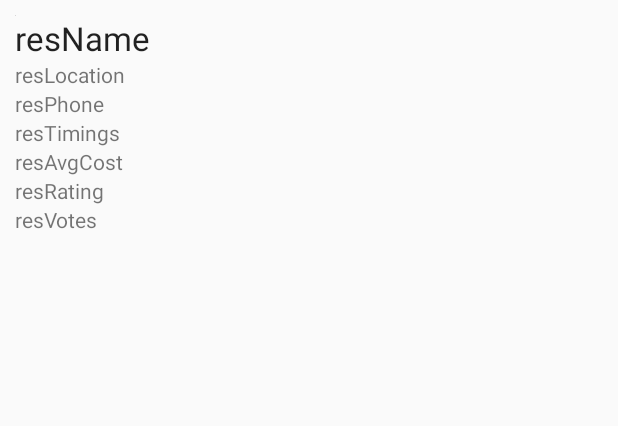
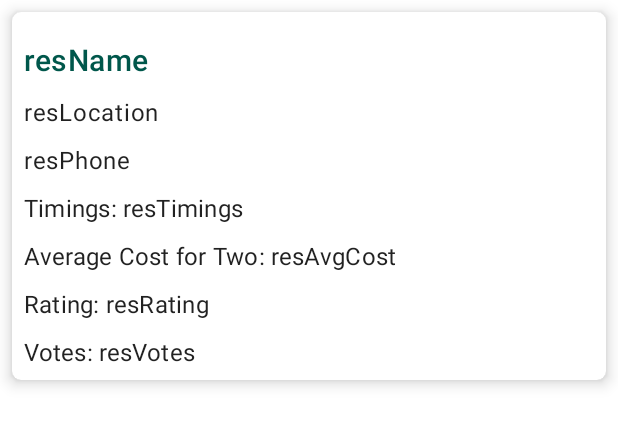
Before and after one commit to anjanakvellore/CaffeineOverflow264, an Android app: the layout restaurant_row.xml on its own in the app's theme, with its tools: preview values and no code run, on a phone screen of 412 x 824 dp. Shown: the top 426 px of the screen. Run offline under Robolectric (Android 15) with nearby library versions, the phone set to English and light mode, and no system bars.

```diff
--- a/app/build.gradle
+++ b/app/build.gradle
@@ -48,4 +48,6 @@ dependencies {
     implementation "androidx.cardview:cardview:1.0.0"
     implementation 'com.itextpdf:itextg:5.5.10'
 
+    implementation 'com.google.android.material:material:1.0.0-rc01'
+
 }
--- a/app/src/main/java/com/example/caffeineoverflow264/ui/nearby/SearchNearByAdapter.java
+++ b/app/src/main/java/com/example/caffeineoverflow264/ui/nearby/SearchNearByAdapter.java
@@ -33,7 +33,7 @@ public class SearchNearByAdapter extends RecyclerView.Adapter<SearchNearByAdapte
 
         ViewHolder(View itemView) {
             super(itemView);
-            imageresImg = itemView.findViewById(R.id.resImg);
+            //imageresImg = itemView.findViewById(R.id.resImg);
             txtresName = itemView.findViewById(R.id.resName);
             txtresLocation = itemView.findViewById(R.id.resLocation);
             txtresPhone = itemView.findViewById(R.id.resPhone);
@@ -56,10 +56,7 @@ public class SearchNearByAdapter extends RecyclerView.Adapter<SearchNearByAdapte
         //holder.tv.setText(program);
         //Picasso.get().load(BASE_URL+program.getPosterPath()).resize(300, 300).into(holder.imageView);
         holder.txtresName.setText(res.getRestaurantData().getName());
-        String location = res.getRestaurantData().getLocation().getAddress()+", "+
-                res.getRestaurantData().getLocation().getCity()+", "+
-                res.getRestaurantData().getLocation().getLocality()+", "+
-                res.getRestaurantData().getLocation().getZipCode();
+        String location = res.getRestaurantData().getLocation().getAddress();
         holder.txtresLocation.setText(location);
         holder.txtresPhone.setText(res.getRestaurantData().getPhoneNumbers());
         holder.txtresTimings.setText(res.getRestaurantData().getTimings());
--- a/app/src/main/res/layout/restaurant_row.xml
+++ b/app/src/main/res/layout/restaurant_row.xml
@@ -1,58 +1,153 @@
 <?xml version="1.0" encoding="utf-8"?>
-<LinearLayout xmlns:android="http://schemas.android.com/apk/res/android"
+
+<androidx.cardview.widget.CardView
+    xmlns:android="http://schemas.android.com/apk/res/android"
     xmlns:tools="http://schemas.android.com/tools"
     android:layout_width="match_parent"
     android:layout_height="wrap_content"
-    android:orientation="vertical"
-    android:padding="10dp" >
+    xmlns:app="http://schemas.android.com/apk/res-auto"
+    android:layout_margin="8dp"
+    app:cardCornerRadius="6dp"
+    app:cardElevation="6dp">
 
-    <ImageView
+
+    <LinearLayout
+        android:layout_width="match_parent"
+        android:layout_height="wrap_content"
+        android:padding="8dp"
+        android:orientation="vertical">
+
+        <!--<ImageView
             android:id="@+id/resImg"
             android:layout_width="wrap_content"
             android:layout_height="wrap_content"
-        tools:srcCompat="@tools:sample/avatars" />
+            tools:srcCompat="@tools:sample/avatars" />-->
 
         <TextView
             android:id="@+id/resName"
             android:layout_width="wrap_content"
             android:layout_height="wrap_content"
             android:text="resName"
-        android:textAppearance="@style/TextAppearance.AppCompat.Large" />
+            android:layout_marginTop="10dp"
+            android:textAppearance="@style/TextAppearance.MaterialComponents.Headline6"
+            android:textColor="@color/colorPrimaryDark" />
+
 
         <TextView
             android:id="@+id/resLocation"
             android:layout_width="wrap_content"
             android:layout_height="wrap_content"
+            android:layout_marginTop="10dp"
+            android:textAppearance="@style/TextAppearance.MaterialComponents.Body1"
             android:text="resLocation" />
+
 
         <TextView
             android:id="@+id/resPhone"
             android:layout_width="wrap_content"
             android:layout_height="wrap_content"
+            android:layout_marginTop="10dp"
+            android:textAppearance="@style/TextAppearance.MaterialComponents.Body1"
             android:text="resPhone" />
+
+        <LinearLayout
+            android:id="@+id/resTimingsLayout"
+            android:layout_width="wrap_content"
+            android:layout_height="wrap_content"
+            android:orientation="horizontal"
+            android:layout_marginTop="10dp"
+            >
+
+            <TextView
+                android:id="@+id/resTimingsLabel"
+                android:layout_width="wrap_content"
+                android:layout_height="wrap_content"
+                android:textAppearance="@style/TextAppearance.MaterialComponents.Subtitle1"
+                android:text="Timings: "/>
 
             <TextView
                 android:id="@+id/resTimings"
                 android:layout_width="wrap_content"
                 android:layout_height="wrap_content"
+                android:textAppearance="@style/TextAppearance.MaterialComponents.Subtitle1"
                 android:text="resTimings" />
+
+        </LinearLayout>
+
+
+        <LinearLayout
+            android:id="@+id/resAvgCostLayout"
+            android:layout_width="wrap_content"
+            android:layout_height="wrap_content"
+            android:orientation="horizontal"
+            android:layout_marginTop="10dp">
+
+                <TextView
+                    android:id="@+id/resAvgCostLabel"
+                    android:layout_width="wrap_content"
+                    android:layout_height="wrap_content"
+                    android:textAppearance="@style/TextAppearance.MaterialComponents.Subtitle1"
+                    android:text="Average Cost for Two: "/>
 
                 <TextView
                     android:id="@+id/resAvgCost"
                     android:layout_width="wrap_content"
                     android:layout_height="wrap_content"
+                    android:textAppearance="@style/TextAppearance.MaterialComponents.Subtitle1"
                     android:text="resAvgCost" />
+        </LinearLayout>
+
+
+        <LinearLayout
+            android:id="@+id/resRatingLayout"
+            android:layout_width="wrap_content"
+            android:layout_height="wrap_content"
+            android:orientation="horizontal"
+            android:layout_marginTop="10dp"
+            >
+
+
+                <TextView
+                    android:id="@+id/resRatingLabel"
+                    android:layout_width="wrap_content"
+                    android:layout_height="wrap_content"
+                    android:textAppearance="@style/TextAppearance.MaterialComponents.Subtitle1"
+                    android:text="Rating: "/>
 
                 <TextView
                     android:id="@+id/resRating"
                     android:layout_width="wrap_content"
                     android:layout_height="wrap_content"
+                    android:textAppearance="@style/TextAppearance.MaterialComponents.Subtitle1"
                     android:text="resRating" />
+
+        </LinearLayout>
+
+
+        <LinearLayout
+            android:layout_width="wrap_content"
+            android:layout_height="wrap_content"
+            android:orientation="horizontal"
+            android:layout_marginTop="10dp"
+            >
+
+                <TextView
+                    android:id="@+id/resVotesLabel"
+                    android:layout_width="wrap_content"
+                    android:layout_height="wrap_content"
+                    android:textAppearance="@style/TextAppearance.MaterialComponents.Subtitle1"
+                    android:text="Votes: "/>
+
 
                 <TextView
                     android:id="@+id/resVotes"
                     android:layout_width="wrap_content"
                     android:layout_height="wrap_content"
+                    android:textAppearance="@style/TextAppearance.MaterialComponents.Subtitle1"
                     android:text="resVotes" />
+        </LinearLayout>
+
 
     </LinearLayout>
+
+</androidx.cardview.widget.CardView>
--- a/app/src/main/res/values/styles.xml
+++ b/app/src/main/res/values/styles.xml
@@ -1,7 +1,8 @@
 <resources>
 
     <!-- Base application theme. -->
-    <style name="AppTheme" parent="Theme.AppCompat.Light.DarkActionBar">
+    <style name="AppTheme" parent="Theme.MaterialComponents.Light.DarkActionBar">
+        <!--Theme.AppCompat.Light.DarkActionBar-->
         <!-- Customize your theme here. -->
         <item name="colorPrimary">@color/colorPrimary</item>
         <item name="colorPrimaryDark">@color/colorPrimaryDark</item>
```
Lines whose indentation alone changed are shown as unchanged.
